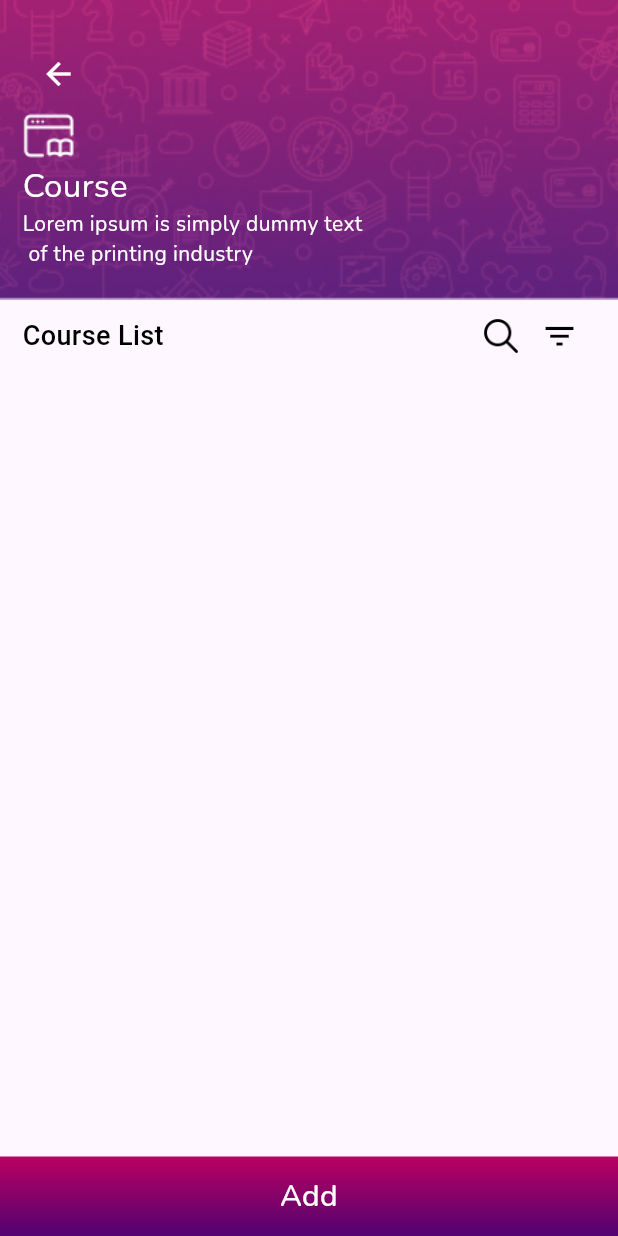
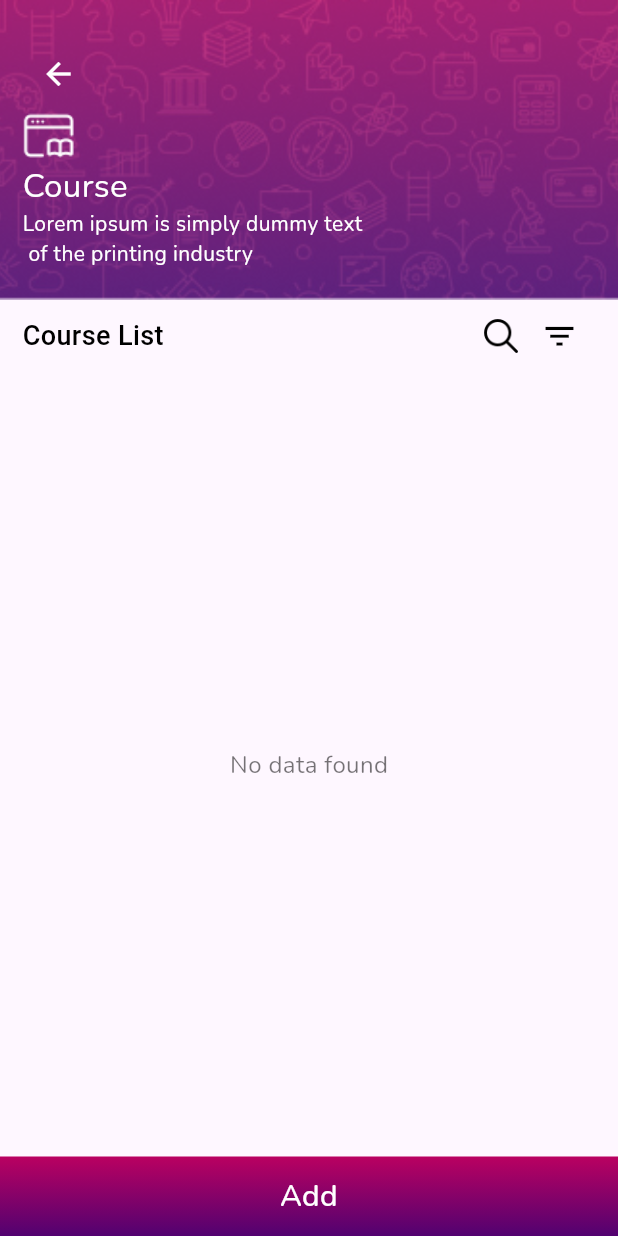
Before and after one commit to chandrumurugan/hovee_attendence, a Flutter app: the TutorCourseList screen opened directly, after a tap on "Add", on a phone screen of 412 x 824 dp. Run offline on Flutter 3.47's test engine with Material 3 defaults, Android fonts, the light colour scheme and no system bars; our stand-ins replace fl_chart, flutter_svg, font_awesome_flutter, get, get_storage, google_fonts and 5 more; accounts and stored records are empty; network calls fail.

Commit message:
courselsit  module implemented

```diff
--- a/lib/controllers/add_batch_controller.dart
+++ b/lib/controllers/add_batch_controller.dart
@@ -118,8 +118,8 @@ class TutorAddBatchController extends GetxController {
         final AddBatchDataModel? response = await WebService.addBatch(batchData);
 
         if (response != null && response.success == true) {
-          //Get.to(() => BatchScreen());
           SnackBarUtils.showSuccessSnackBar(context, 'Batch added successfully');
+          Get.back();
         } else {
           SnackBarUtils.showErrorSnackBar(context, response?.message ?? 'Failed to add batch');
         }
--- a/lib/controllers/course_controller.dart
+++ b/lib/controllers/course_controller.dart
@@ -7,7 +7,7 @@ import 'package:hovee_attendence/services/webServices.dart';
 
 
 class CourseController extends GetxController {
-  var courseList = <CouseData>[].obs;
+  var courseList = <Data>[].obs;
   var isLoading = true.obs;
 
   // Method to fetch batch list
@@ -16,14 +16,19 @@ class CourseController extends GetxController {
     isLoading(true);
     var courseResponse = await WebService.fetchCourseList();
     if (courseResponse.data != null) {
+      print('Course data fetched: ${courseResponse.data}');
       courseList.value = courseResponse.data!;
+    } else {
+      print('Course data is null');
     }
   } catch (e) {
+    print('Error: $e');
     Get.snackbar('Error', 'Failed to fetch course');
   } finally {
     isLoading(false);
   }
 }
+
 
    void navigateToAddCourseScreen() {
    // Get.to(() => TutorAddBatchScreen());
--- a/lib/modals/getCouseList_model.dart
+++ b/lib/modals/getCouseList_model.dart
@@ -1,19 +1,17 @@
-// models/get_course_list_model.dart
-
-class GetCourseListModel {
+class GetCourseDataModel {
   int? statusCode;
   String? message;
-  List<CouseData>? data;
+  List<Data>? data;
 
-  GetCourseListModel({this.statusCode, this.message, this.data});
+  GetCourseDataModel({this.statusCode, this.message, this.data});
 
-  GetCourseListModel.fromJson(Map<String, dynamic> json) {
+  GetCourseDataModel.fromJson(Map<String, dynamic> json) {
     statusCode = json['statusCode'];
     message = json['message'];
     if (json['data'] != null) {
-      data = <CouseData>[];
+      data = <Data>[];
       json['data'].forEach((v) {
-        data!.add(CouseData.fromJson(v));
+        data!.add(new Data.fromJson(v));
       });
     }
   }
@@ -29,27 +27,75 @@ class GetCourseListModel {
   }
 }
 
-class CouseData {
+class Data {
+  String? batchName;
+  String? categories;
+  String? board;
+  String? className;
+  String? subject;
+  String? courseCode;
+  String? remarks;
+  String? batchId;
   String? userId;
+  Null? courseFilename;
+  Null? courseUrl;
   String? sId;
   String? createdAt;
   String? updatedAt;
+  int? iV;
 
-  CouseData({this.userId, this.sId, this.createdAt, this.updatedAt});
+  Data(
+      {this.batchName,
+      this.categories,
+      this.board,
+      this.className,
+      this.subject,
+      this.courseCode,
+      this.remarks,
+      this.batchId,
+      this.userId,
+      this.courseFilename,
+      this.courseUrl,
+      this.sId,
+      this.createdAt,
+      this.updatedAt,
+      this.iV});
 
-  CouseData.fromJson(Map<String, dynamic> json) {
+  Data.fromJson(Map<String, dynamic> json) {
+    batchName = json['batch_name'];
+    categories = json['categories'];
+    board = json['board'];
+    className = json['class_name'];
+    subject = json['subject'];
+    courseCode = json['course_code'];
+    remarks = json['remarks'];
+    batchId = json['batchId'];
     userId = json['userId'];
+    courseFilename = json['course_filename'];
+    courseUrl = json['course_url'];
     sId = json['_id'];
     createdAt = json['created_at'];
     updatedAt = json['updated_at'];
+    iV = json['__v'];
   }
 
   Map<String, dynamic> toJson() {
     final Map<String, dynamic> data = new Map<String, dynamic>();
+    data['batch_name'] = this.batchName;
+    data['categories'] = this.categories;
+    data['board'] = this.board;
+    data['class_name'] = this.className;
+    data['subject'] = this.subject;
+    data['course_code'] = this.courseCode;
+    data['remarks'] = this.remarks;
+    data['batchId'] = this.batchId;
     data['userId'] = this.userId;
+    data['course_filename'] = this.courseFilename;
+    data['course_url'] = this.courseUrl;
     data['_id'] = this.sId;
     data['created_at'] = this.createdAt;
     data['updated_at'] = this.updatedAt;
+    data['__v'] = this.iV;
     return data;
   }
 }
--- a/lib/services/webServices.dart
+++ b/lib/services/webServices.dart
@@ -134,10 +134,8 @@ class WebService {
     }
   }
 
-  static Future<AddBatchDataModel?> addBatch(
-      Map<String, dynamic> batchData) async {
-    final url = Uri.parse(
-        '$baseUrl/batch/addBatch'); // Replace with the actual endpoint
+  static Future<AddBatchDataModel?> addBatch(Map<String, dynamic> batchData) async {
+    final url = Uri.parse("${baseUrl}batch/addBatch"); // Replace with the actual endpoint
     final box = GetStorage(); // Get an instance of GetStorage
     // Retrieve the token from storage
     final token = box.read('Token') ?? '';
@@ -147,10 +145,10 @@ class WebService {
         body: json.encode(batchData),
         headers: {
           'Content-Type': 'application/json',
-          'Authorization': 'Bearer$token',
+           'Authorization': 'Bearer $token',
         },
       );
-
+        print(response.body);
       if (response.statusCode == 200) {
         return AddBatchDataModel.fromJson(json.decode(response.body));
       } else {
@@ -163,8 +161,8 @@ class WebService {
     }
   }
 
-  static Future<getBatchListModel> fetchBatchList() async {
-    final url = Uri.parse('$baseUrl/batch/getBatchList');
+   static Future<getBatchListModel> fetchBatchList() async {
+    final url = Uri.parse('${baseUrl}batch/getBatchList');
     final box = GetStorage(); // Get an instance of GetStorage
     // Retrieve the token from storage
     final token = box.read('Token') ?? '';
@@ -200,7 +198,7 @@ class WebService {
     }
   }
 
-  static Future<GetCourseListModel> fetchCourseList() async {
+  static Future<GetCourseDataModel> fetchCourseList() async {
     final url = Uri.parse('$baseUrl/course/getCourse');
     final box = GetStorage(); // Get an instance of GetStorage
     // Retrieve the token from storage
@@ -214,7 +212,7 @@ class WebService {
     );
 
     if (response.statusCode == 200) {
-      return GetCourseListModel.fromJson(json.decode(response.body));
+      return GetCourseDataModel.fromJson(json.decode(response.body));
     } else {
       throw Exception('Failed to load course list');
     }
--- a/lib/view/course_screen.dart
+++ b/lib/view/course_screen.dart
@@ -1,13 +1,11 @@
-
-
 import 'package:flutter/material.dart';
 import 'package:get/get.dart';
 import 'package:get/get_core/src/get_main.dart';
 import 'package:google_fonts/google_fonts.dart';
 import 'package:hovee_attendence/controllers/course_controller.dart';
 import 'package:hovee_attendence/utils/search_filter_tabber.dart';
+import 'package:hovee_attendence/widget/course_list_container.dart';
 import 'package:hovee_attendence/widget/single_custom_button.dart';
-
 
 class TutorCourseList extends StatefulWidget {
   const TutorCourseList({super.key});
@@ -25,6 +23,7 @@ class _TutorCourseListState extends State<TutorCourseList> {
     // Replace 'YOUR_AUTH_TOKEN' with the actual token
     courseController.fetchCourseList();
   }
+
   @override
   Widget build(BuildContext context) {
     final double statusBarHeight = MediaQuery.of(context).padding.top;
@@ -37,23 +36,25 @@ class _TutorCourseListState extends State<TutorCourseList> {
             decoration: const BoxDecoration(
               borderRadius: BorderRadius.all(Radius.circular(0)),
               image: DecorationImage(
-              image: AssetImage('assets/Course_BG_Banner.png',),
-
+                  image: AssetImage(
+                    'assets/Course_BG_Banner.png',
+                  ),
                   fit: BoxFit.cover),
             ),
             child: Padding(
-              padding: EdgeInsets.only(top: 25,left: 15),
-              child:
-                   Row(
+              padding: EdgeInsets.only(top: 25, left: 15),
+              child: Row(
                 mainAxisAlignment: MainAxisAlignment.spaceBetween,
                 children: [
                   Column(
                     mainAxisAlignment: MainAxisAlignment.start,
                     crossAxisAlignment: CrossAxisAlignment.start,
                     children: [
-                IconButton(onPressed:(){
+                      IconButton(
+                          onPressed: () {
                             courseController.navigateBack();
-                  },icon:  Icon(Icons.arrow_back, color: Colors.white)),
+                          },
+                          icon: Icon(Icons.arrow_back, color: Colors.white)),
                       Image.asset(
                         'assets/headerIcons/tutorCourseicon.png',
                         height: 35,
@@ -80,11 +81,8 @@ class _TutorCourseListState extends State<TutorCourseList> {
                       ),
                     ],
                   ),
-
-
                 ],
               ),
-
             ),
           ),
           // Search and Filter Section
@@ -94,17 +92,54 @@ class _TutorCourseListState extends State<TutorCourseList> {
             filterOnTap: () {},
           ),
           // Course List Section
+          Expanded(
+            child: Obx(() {
+              if (courseController.isLoading.value) {
+                return Center(child: CircularProgressIndicator());
+              } else if (courseController.courseList.isEmpty) {
+                print(courseController.courseList);
+                // Display "No data found" when the list is empty
+                return Center(
+                  child: Text(
+                    'No data found',
+                    style: GoogleFonts.nunito(
+                      color: Colors.black54,
+                      fontSize: 16,
+                    ),
+                  ),
+                );
+              } else {
+                // Display the list of batches
+                return ListView.separated(
+                    itemBuilder: (context, int index) {
+                      final course = courseController.courseList[index];
+                      return CourseListContainer(
+                          arrowIcon: true,
+                          image: '',
+                          subject: course.subject!,
+                          subjectCode: course.courseCode!,
+                          std: course.className!,
+                          medium: course.board!,
+                          group: course.categories!,
+                          groupcode: course.courseCode!);
+                    },
+                    separatorBuilder: (context, int index) {
+                      return const SizedBox(
+                        height: 5,
+                      );
+                    },
+                    itemCount: courseController.courseList.length);
+              }
+            }),
+          )
         ],
       ),
       // Bottom Button
       bottomNavigationBar: SingleCustomButtom(
         btnName: 'Add',
         isPadded: false,
-        onTap: () {
-
-        },
+        onTap: () {},
       ),
     );
   }
-
 }
```
Also changed, not shown: lib/view/home_screen/tutor_home_screen.dart (+20 -27 lines), lib/widget/course_list_container.dart (added, +170 -0 lines). Lines whose indentation alone changed are shown as unchanged.
